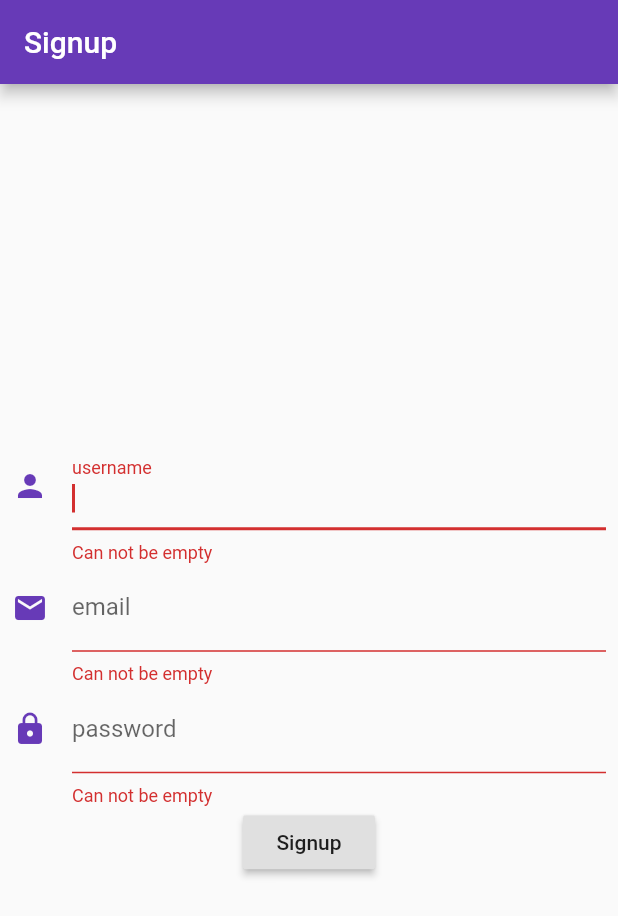
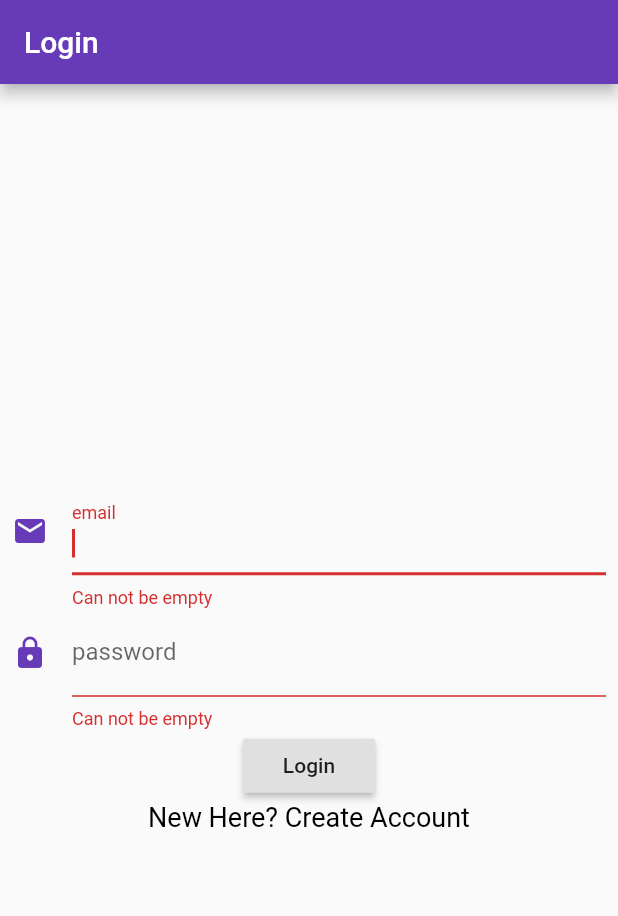
Before and after one commit to HappyBhalodiya/CRUD_Flutter, a Flutter app: the screen it shows after launch, on a phone screen of 412 x 824 dp. Shown: the top 916 px of the screen. Run offline on Flutter 3.47's test engine with Material 2 defaults, Android fonts, the phone set to English and light mode, and no system bars.

Commit message:
login & Signup Completed

```diff
--- a/client/lib/Routes.dart
+++ b/client/lib/Routes.dart
@@ -1,11 +1,13 @@
 import 'package:flutter/material.dart';
-import 'package:crud_flutter/login.dart';
+import 'package:crud_flutter/screens/login.dart';
+import 'package:crud_flutter/screens/signup.dart';
 
 
 class Routes {
 
   var routes = <String, WidgetBuilder>{
     "/login": (BuildContext context) => new LoginScreen(),
+    "/signup":(BuildContext context) => new SignupScreen()
 
   };
 
--- a/client/lib/login.dart
+++ /dev/null
@@ -1,128 +0,0 @@
-import 'package:flutter/material.dart';
-import 'package:http/http.dart' as http;
-
-// void main() => runApp(new MyApp());
-
-
-
-class LoginScreen extends StatefulWidget {
-  @override
-  LoginScreenState createState() => LoginScreenState();
-}
-
-class LoginScreenState extends State<LoginScreen> {
-  GlobalKey<FormState> _formKey = GlobalKey<FormState>();
-
-  TextEditingController _usernameController = TextEditingController();
-  TextEditingController _passwordController = TextEditingController();
-  TextEditingController _emailController = TextEditingController();
-
-  Future<http.Response> login(
-      String email, String password, String username) async {
-    if (_formKey.currentState.validate()) {
-      final response =
-          await http.post('http://192.168.1.85:4000/addUser', body: {
-        'email': _emailController.text,
-        'password': _passwordController.text,
-        'username': _usernameController.text,
-      });
-      print(response.body);
-      _usernameController.text = '';
-      _emailController.text = '';
-      _passwordController.text = '';
-
-      return response;
-    }
-  }
-
-  @override
-  void dispose() {
-    _usernameController.dispose();
-    _passwordController.dispose();
-    super.dispose();
-  }
-
-  @override
-  Widget build(BuildContext context) {
-    return Scaffold(
-      appBar: AppBar(
-        title: Text('Signup'),
-      ),
-      body: Center(
-        child: Padding(
-          padding: const EdgeInsets.all(8.0),
-          child: Form(
-            key: _formKey,
-            autovalidate: true,
-            onWillPop: () async {
-              return false;
-            },
-            onChanged: () {},
-            child: Column(
-              mainAxisSize: MainAxisSize.min,
-              crossAxisAlignment: CrossAxisAlignment.center,
-              children: <Widget>[
-                TextFormField(
-                  autofocus: true,
-                  controller: _usernameController,
-                  decoration: InputDecoration(
-                    labelText: "username",
-                    icon: Icon(
-                      Icons.person,
-                      color: Theme.of(context).primaryColor,
-                    ),
-                  ),
-                  validator: (String v) {
-                    return v.trim().isNotEmpty ? null : "Can not be empty";
-                  },
-                ),
-                TextFormField(
-                  autofocus: true,
-                  controller: _emailController,
-                  decoration: InputDecoration(
-                    labelText: "email",
-                    icon: Icon(
-                      Icons.email,
-                      color: Theme.of(context).primaryColor,
-                    ),
-                  ),
-                  validator: (String v) {
-                    return v.trim().isNotEmpty ? null : "Can not be empty";
-                  },
-                ),
-                TextFormField(
-                  controller: _passwordController,
-                  decoration: InputDecoration(
-                    labelText: "password",
-                    icon: Icon(
-                      Icons.lock,
-                      color: Theme.of(context).primaryColor,
-                    ),
-                  ),
-                  obscureText: true,
-                  validator: (String v) {
-                    return v.trim().isNotEmpty ? null : "Can not be empty";
-                  },
-                ),
-                RaisedButton(
-                  onPressed: () {
-                    login(_emailController.text, _passwordController.text,
-                        _usernameController.text);
-                  },
-                  // onPressed: () {
-                  //   if (_formKey.currentState.validate()) {
-                  //     print('Login');
-                  //     print(_usernameController.text);
-                  //     print(_passwordController.text);
-                  //   }
-                  // },
-                  child: Text('Signup'),
-                ),
-              ],
-            ),
-          ),
-        ),
-      ),
-    );
-  }
-}
--- a/client/lib/main.dart
+++ b/client/lib/main.dart
@@ -1,8 +1,4 @@
-// import 'package:flutter/material.dart';
-// import 'package:http/http.dart' as http;
 import 'package:crud_flutter/Routes.dart';
-
-
 
 void main() {
   new Routes();
--- /dev/null
+++ b/client/lib/screens/login.dart
@@ -0,0 +1,106 @@
+import 'package:flutter/material.dart';
+import 'package:http/http.dart' as http;
+
+class LoginScreen extends StatefulWidget {
+  @override
+  LoginScreenState createState() => LoginScreenState();
+}
+
+class LoginScreenState extends State<LoginScreen> {
+  GlobalKey<FormState> _formKey = GlobalKey<FormState>();
+
+  TextEditingController _passwordController = TextEditingController();
+  TextEditingController _emailController = TextEditingController();
+
+  Future<http.Response> login(String email, String password) async {
+    if (_formKey.currentState.validate()) {
+      final response = await http.post('http://192.168.1.85:4000/login', body: {
+        'email': _emailController.text,
+        'password': _passwordController.text,
+      });
+      print(response.body);
+      _emailController.text = '';
+      _passwordController.text = '';
+      return response;
+    }
+  }
+
+  @override
+  void dispose() {
+    _emailController.dispose();
+    _passwordController.dispose();
+    super.dispose();
+  }
+
+  @override
+  Widget build(BuildContext context) {
+    return Scaffold(
+      appBar: AppBar(
+        title: Text('Login'),
+      ),
+      body: Center(
+        child: Padding(
+          padding: const EdgeInsets.all(8.0),
+          child: Form(
+            key: _formKey,
+            autovalidate: true,
+            onWillPop: () async {
+              return false;
+            },
+            onChanged: () {},
+            child: Column(
+              mainAxisSize: MainAxisSize.min,
+              crossAxisAlignment: CrossAxisAlignment.center,
+              children: <Widget>[
+                TextFormField(
+                  autofocus: true,
+                  controller: _emailController,
+                  decoration: InputDecoration(
+                    labelText: "email",
+                    icon: Icon(
+                      Icons.email,
+                      color: Theme.of(context).primaryColor,
+                    ),
+                  ),
+                  validator: (String v) {
+                    return v.trim().isNotEmpty ? null : "Can not be empty";
+                  },
+                ),
+                TextFormField(
+                  controller: _passwordController,
+                  decoration: InputDecoration(
+                    labelText: "password",
+                    icon: Icon(
+                      Icons.lock,
+                      color: Theme.of(context).primaryColor,
+                    ),
+                  ),
+                  obscureText: true,
+                  validator: (String v) {
+                    return v.trim().isNotEmpty ? null : "Can not be empty";
+                  },
+                ),
+                RaisedButton(
+                  onPressed: () {
+                    login(_emailController.text, _passwordController.text);
+                  },
+                  child: Text('Login'),
+                ),
+                 GestureDetector(
+                  onTap: () {
+                    Navigator.of(context).pushNamed("/signup");
+                  },
+                  child: const Text(
+                    'New Here? Create Account',
+                    style: TextStyle(color: Colors.black, fontSize: 18.0),
+                  ),
+                ),
+
+              ],
+            ),
+          ),
+        ),
+      ),
+    );
+  }
+}
```
Also changed, not shown: client/lib/screens/signup.dart (added, +120 -0 lines), 3 other files.
